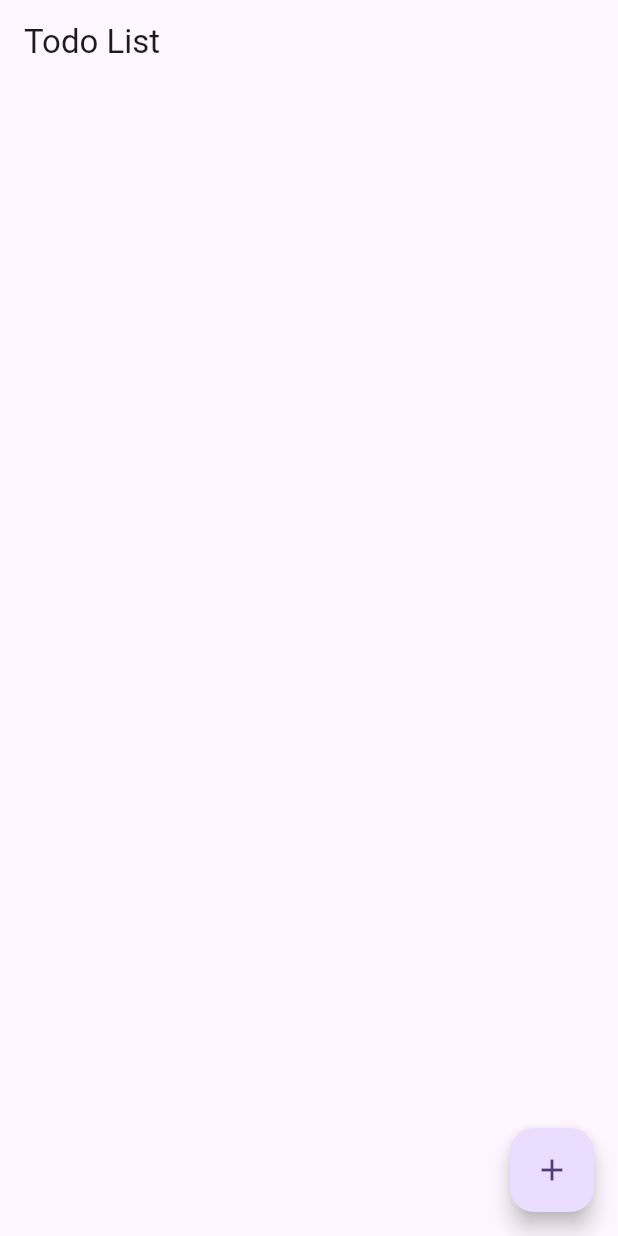
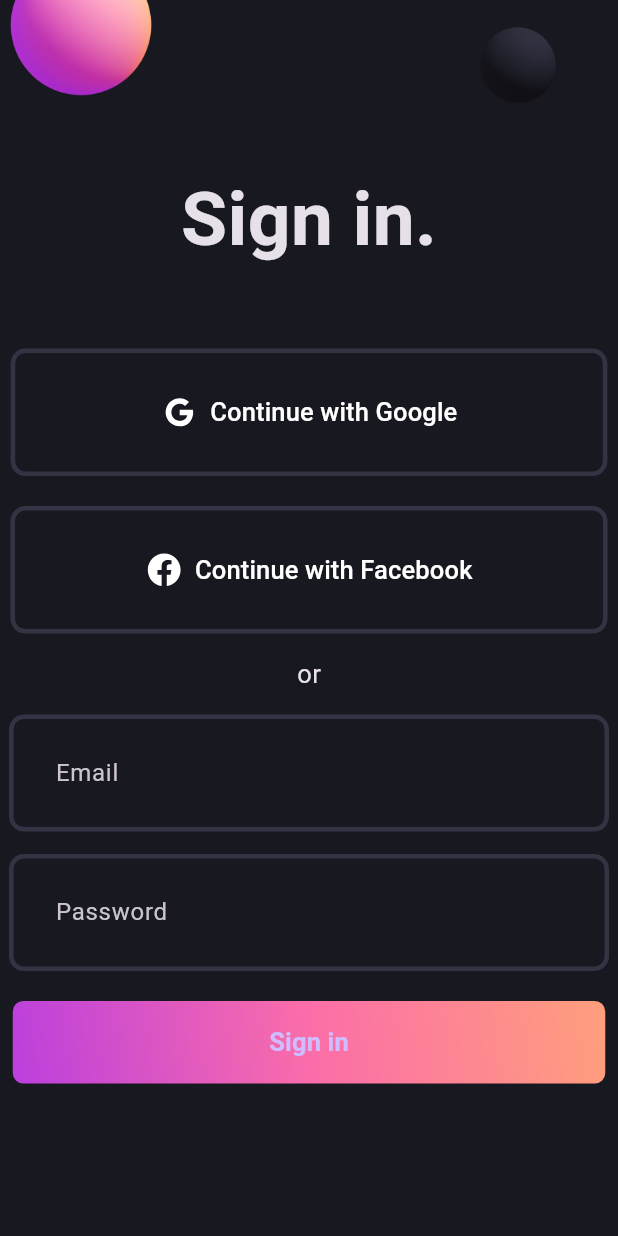
Before and after one commit to Ankit-Dhattarwal/flutter_bloc_deep_dive, a Flutter app: the screen it shows after launch, on a phone screen of 412 x 824 dp. Run offline on Flutter 3.47's test engine with Material 3 defaults, Android fonts, the phone set to English and light mode, and no system bars; our stand-ins replace flutter_bloc, flutter_svg.

Commit message:
login form validation basic-setup

```diff
--- /dev/null
+++ b/lib/app_color.dart
@@ -0,0 +1,11 @@
+
+import 'package:flutter/material.dart';
+
+class AppColor {
+  static const Color backgroundColor = Color.fromRGBO(24, 24, 32, 1);
+  static const Color gradient1 = Color.fromRGBO(187, 63, 221, 1);
+  static const Color gradient2 = Color.fromRGBO(251, 109, 169, 1);
+  static const Color gradient3 = Color.fromRGBO(255, 159, 124, 1);
+  static const Color borderColor = Color.fromRGBO(52, 51, 67, 1);
+  static const Color whiteColor = Colors.white;
+}
--- /dev/null
+++ b/lib/login-form-validation/login_screen.dart
@@ -0,0 +1,68 @@
+
+import 'package:flutter/material.dart';
+import 'package:flutter_deep_dive_bloc_with_project/login-form-validation/widgets/gradient_button.dart';
+import 'package:flutter_deep_dive_bloc_with_project/login-form-validation/widgets/login_field.dart';
+import 'package:flutter_deep_dive_bloc_with_project/login-form-validation/widgets/social_button.dart';
+
+class LoginScreen extends StatefulWidget {
+  const LoginScreen({Key? key}) : super(key: key);
+
+  @override
+  State<LoginScreen> createState() => _LoginScreenState();
+}
+
+class _LoginScreenState extends State<LoginScreen> {
+  final emailController = TextEditingController();
+  final passwordController = TextEditingController();
+
+  @override
+  Widget build(BuildContext context) {
+    return Scaffold(
+      body: SingleChildScrollView(
+        child: Center(
+          child: Column(
+            children: [
+              Image.asset('assets/images/signin_balls.png'),
+              const Text(
+                'Sign in.',
+                style: TextStyle(
+                  fontWeight: FontWeight.bold,
+                  fontSize: 50,
+                ),
+              ),
+              const SizedBox(height: 50),
+              const SocialButton(
+                  iconPath: 'assets/svgs/g_logo.svg',
+                  label: 'Continue with Google'),
+              const SizedBox(height: 20),
+              const SocialButton(
+                iconPath: 'assets/svgs/f_logo.svg',
+                label: 'Continue with Facebook',
+                horizontalPadding: 90,
+              ),
+              const SizedBox(height: 15),
+              const Text(
+                'or',
+                style: TextStyle(
+                  fontSize: 17,
+                ),
+              ),
+              const SizedBox(height: 15),
+              LoginField(
+                hintText: 'Email',
+                controller: emailController,
+              ),
+              const SizedBox(height: 15),
+              LoginField(
+                hintText: 'Password',
+                controller: passwordController,
+              ),
+              const SizedBox(height: 20),
+              const GradientButton(),
+            ],
+          ),
+        ),
+      ),
+    );
+  }
+}
--- /dev/null
+++ b/lib/login-form-validation/widgets/gradient_button.dart
@@ -0,0 +1,39 @@
+import 'package:flutter/material.dart';
+import 'package:flutter_deep_dive_bloc_with_project/app_color.dart';
+
+class GradientButton extends StatelessWidget {
+  const GradientButton({Key? key}) : super(key: key);
+
+  @override
+  Widget build(BuildContext context) {
+    return Container(
+      decoration: BoxDecoration(
+        gradient: const LinearGradient(
+          colors: [
+            AppColor.gradient1,
+            AppColor.gradient2,
+            AppColor.gradient3,
+          ],
+          begin: Alignment.bottomLeft,
+          end: Alignment.topRight,
+        ),
+        borderRadius: BorderRadius.circular(7),
+      ),
+      child: ElevatedButton(
+        onPressed: () {},
+        style: ElevatedButton.styleFrom(
+          fixedSize: const Size(395, 55),
+          backgroundColor: Colors.transparent,
+          shadowColor: Colors.transparent,
+        ),
+        child: const Text(
+          'Sign in',
+          style: TextStyle(
+            fontWeight: FontWeight.w600,
+            fontSize: 17,
+          ),
+        ),
+      ),
+    );
+  }
+}
--- /dev/null
+++ b/lib/login-form-validation/widgets/login_field.dart
@@ -0,0 +1,42 @@
+import 'package:flutter/material.dart';
+import 'package:flutter_deep_dive_bloc_with_project/app_color.dart';
+
+class LoginField extends StatelessWidget {
+  final String hintText;
+  final TextEditingController controller;
+  const LoginField({
+    Key? key,
+    required this.hintText,
+    required this.controller,
+  }) : super(key: key);
+
+  @override
+  Widget build(BuildContext context) {
+    return ConstrainedBox(
+      constraints: const BoxConstraints(
+        maxWidth: 400,
+      ),
+      child: TextFormField(
+        controller: controller,
+        decoration: InputDecoration(
+          contentPadding: const EdgeInsets.all(27),
+          enabledBorder: OutlineInputBorder(
+            borderSide: const BorderSide(
+              color: AppColor.borderColor,
+              width: 3,
+            ),
+            borderRadius: BorderRadius.circular(10),
+          ),
+          focusedBorder: OutlineInputBorder(
+            borderSide: const BorderSide(
+              color: AppColor.gradient2,
+              width: 3,
+            ),
+            borderRadius: BorderRadius.circular(10),
+          ),
+          hintText: hintText,
+        ),
+      ),
+    );
+  }
+}
--- /dev/null
+++ b/lib/login-form-validation/widgets/social_button.dart
@@ -0,0 +1,44 @@
+import 'package:flutter/material.dart';
+import 'package:flutter_deep_dive_bloc_with_project/app_color.dart';
+import 'package:flutter_svg/svg.dart';
+
+class SocialButton extends StatelessWidget {
+  final String iconPath;
+  final String label;
+  final double horizontalPadding;
+  const SocialButton({
+    Key? key,
+    required this.iconPath,
+    required this.label,
+    this.horizontalPadding = 100,
+  }) : super(key: key);
+
+  @override
+  Widget build(BuildContext context) {
+    return TextButton.icon(
+      onPressed: () {},
+      icon: SvgPicture.asset(
+        iconPath,
+        width: 25,
+        color: AppColor.whiteColor,
+      ),
+      label: Text(
+        label,
+        style: const TextStyle(
+          color: AppColor.whiteColor,
+          fontSize: 17,
+        ),
+      ),
+      style: TextButton.styleFrom(
+        padding: EdgeInsets.symmetric(vertical: 30, horizontal: horizontalPadding),
+        shape: RoundedRectangleBorder(
+          side: const BorderSide(
+            color: AppColor.borderColor,
+            width: 3,
+          ),
+          borderRadius: BorderRadius.circular(10),
+        ),
+      ),
+    );
+  }
+}
--- a/lib/main.dart
+++ b/lib/main.dart
@@ -1,8 +1,8 @@
+
 import 'package:flutter/material.dart';
-import 'package:flutter_bloc/flutter_bloc.dart';
-import 'package:flutter_deep_dive_bloc_with_project/todo/add_todos.dart';
-import 'package:flutter_deep_dive_bloc_with_project/todo/todo_cubits/todo_cubits.dart';
-import 'package:flutter_deep_dive_bloc_with_project/todo/todo_list.dart';
+import 'package:flutter_deep_dive_bloc_with_project/login-form-validation/login_screen.dart';
+
+import 'app_color.dart';
 
 void main() {
   runApp(const MyApp());
@@ -13,20 +13,12 @@ class MyApp extends StatelessWidget {
 
   @override
   Widget build(BuildContext context) {
-    return BlocProvider(
-      create: (BuildContext context) => TodoCubit(),
-      child: MaterialApp(
-        title: 'Flutter Demo',
-        theme: ThemeData(
-          colorScheme: ColorScheme.fromSeed(seedColor: Colors.deepPurple),
-          useMaterial3: true,
-        ),
-        initialRoute: '/',
-        routes: {
-          '/': (_) => const TodoList(),
-          '/add-todo': (_) => const AddTodoPage(),
-        },
+    return MaterialApp(
+      title: 'Flutter Demo',
+      theme: ThemeData.dark().copyWith(
+        scaffoldBackgroundColor: AppColor.backgroundColor,
       ),
+      home: const LoginScreen(),
     );
   }
 }
```
Also changed, not shown: pubspec.yaml (+4 -3 lines), assets/images/signin_balls.png (added), assets/svgs/f_logo.svg (added), assets/svgs/g_logo.svg (added).
